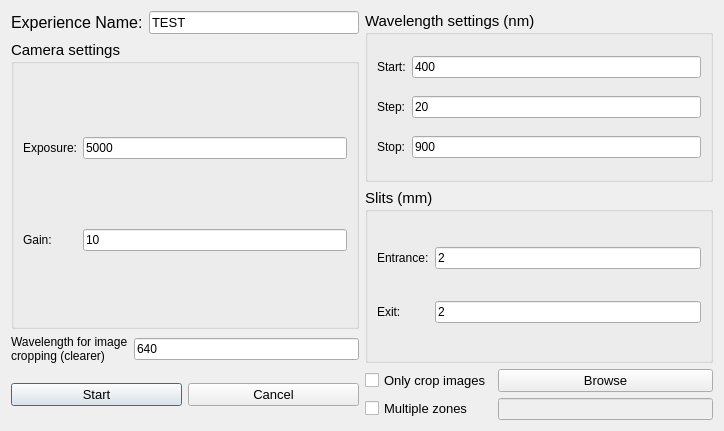
First picture: the form in settings.ui, repository lepo3002/Banc_Optique_3IT, before the edit.
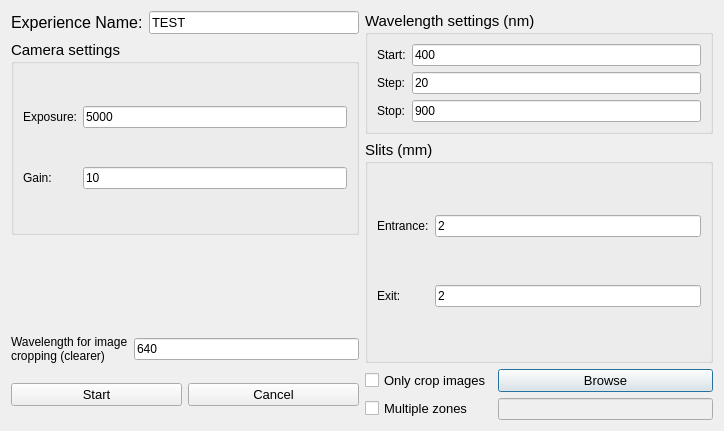
Second picture: the form after the edit.

What changed in the file:
```diff
--- a/settings.ui
+++ b/settings.ui
@@ -53,6 +53,38 @@
      </item>
     </layout>
    </item>
+   <item row="4" column="0">
+    <layout class="QGridLayout" name="gridLayout_6">
+     <property name="sizeConstraint">
+      <enum>QLayout::SetMaximumSize</enum>
+     </property>
+     <item row="0" column="2">
+      <widget class="QLineEdit" name="firstw">
+       <property name="font">
+        <font>
+         <pointsize>9</pointsize>
+        </font>
+       </property>
+       <property name="text">
+        <string>640</string>
+       </property>
+      </widget>
+     </item>
+     <item row="0" column="1">
+      <widget class="QLabel" name="label_2">
+       <property name="font">
+        <font>
+         <pointsize>9</pointsize>
+        </font>
+       </property>
+       <property name="text">
+        <string>Wavelength for image
+cropping (clearer)</string>
+       </property>
+      </widget>
+     </item>
+    </layout>
+   </item>
    <item row="0" column="1" rowspan="2">
     <widget class="QGroupBox" name="groupBox_2">
      <property name="font">
@@ -215,105 +247,59 @@
      </layout>
     </widget>
    </item>
-   <item row="2" column="1" rowspan="2">
-    <widget class="QGroupBox" name="groupBox">
-     <property name="font">
-      <font>
-       <pointsize>11</pointsize>
-      </font>
-     </property>
-     <property name="title">
-      <string>Slits (mm)</string>
-     </property>
-     <layout class="QHBoxLayout" name="horizontalLayout_2">
-      <item>
-       <layout class="QGridLayout" name="gridLayout_3">
+   <item row="5" column="1">
+    <layout class="QGridLayout" name="gridLayout_7">
         <item row="0" column="0">
-         <widget class="QLabel" name="label_5">
+      <widget class="QCheckBox" name="crop">
           <property name="font">
            <font>
-            <pointsize>9</pointsize>
+         <pointsize>10</pointsize>
            </font>
           </property>
           <property name="text">
-           <string>Entrance:</string>
-          </property>
-         </widget>
-        </item>
-        <item row="0" column="1">
-         <widget class="QLineEdit" name="entrance">
-          <property name="font">
-           <font>
-            <pointsize>9</pointsize>
-           </font>
-          </property>
-          <property name="text">
-           <string>2</string>
+        <string>Only crop images</string>
           </property>
          </widget>
         </item>
         <item row="1" column="0">
-         <widget class="QLabel" name="label_6">
+      <widget class="QCheckBox" name="multiple">
           <property name="font">
            <font>
-            <pointsize>9</pointsize>
+         <pointsize>10</pointsize>
            </font>
           </property>
           <property name="text">
-           <string>Exit:</string>
+        <string>Multiple zones</string>
           </property>
          </widget>
         </item>
         <item row="1" column="1">
-         <widget class="QLineEdit" name="exit">
-          <property name="font">
-           <font>
-            <pointsize>9</pointsize>
-           </font>
-          </property>
-          <property name="text">
-           <string>2</string>
-          </property>
-         </widget>
-        </item>
-       </layout>
-      </item>
-     </layout>
-    </widget>
-   </item>
-   <item row="3" column="0">
-    <layout class="QGridLayout" name="gridLayout_6">
-     <property name="sizeConstraint">
-      <enum>QLayout::SetMaximumSize</enum>
-     </property>
-     <item row="0" column="2">
-      <widget class="QLineEdit" name="firstw">
+      <widget class="QLineEdit" name="nbZones">
+       <property name="enabled">
+        <bool>false</bool>
+       </property>
        <property name="font">
         <font>
          <pointsize>9</pointsize>
         </font>
        </property>
-       <property name="text">
-        <string>640</string>
-       </property>
       </widget>
      </item>
      <item row="0" column="1">
-      <widget class="QLabel" name="label_2">
+      <widget class="QPushButton" name="bt_working_dir">
        <property name="font">
         <font>
-         <pointsize>9</pointsize>
+         <pointsize>10</pointsize>
         </font>
        </property>
        <property name="text">
-        <string>Wavelength for image
-cropping (clearer)</string>
+        <string>Browse</string>
        </property>
       </widget>
      </item>
     </layout>
    </item>
-   <item row="4" column="0">
+   <item row="5" column="0">
     <layout class="QGridLayout" name="gridLayout_5">
      <item row="0" column="0">
       <widget class="QPushButton" name="bt">
@@ -350,57 +336,87 @@
      </item>
     </layout>
    </item>
-   <item row="4" column="1">
-    <layout class="QGridLayout" name="gridLayout_7">
+   <item row="2" column="1" rowspan="3">
+    <widget class="QGroupBox" name="groupBox">
+     <property name="font">
+      <font>
+       <pointsize>11</pointsize>
+      </font>
+     </property>
+     <property name="title">
+      <string>Slits (mm)</string>
+     </property>
+     <layout class="QHBoxLayout" name="horizontalLayout_2">
+      <item>
+       <layout class="QGridLayout" name="gridLayout_3">
      <item row="0" column="0">
-      <widget class="QCheckBox" name="crop">
+         <widget class="QLabel" name="label_5">
        <property name="font">
         <font>
-         <pointsize>10</pointsize>
+            <pointsize>9</pointsize>
         </font>
        </property>
        <property name="text">
-        <string>Only crop images</string>
+           <string>Entrance:</string>
+          </property>
+         </widget>
+        </item>
+        <item row="0" column="1">
+         <widget class="QLineEdit" name="entrance">
+          <property name="font">
+           <font>
+            <pointsize>9</pointsize>
+           </font>
+          </property>
+          <property name="text">
+           <string>2</string>
        </property>
       </widget>
      </item>
      <item row="1" column="0">
-      <widget class="QCheckBox" name="multiple">
+         <widget class="QLabel" name="label_6">
        <property name="font">
         <font>
-         <pointsize>10</pointsize>
+            <pointsize>9</pointsize>
         </font>
        </property>
        <property name="text">
-        <string>Multiple zones</string>
+           <string>Exit:</string>
        </property>
       </widget>
      </item>
      <item row="1" column="1">
-      <widget class="QLineEdit" name="nbZones">
-       <property name="enabled">
-        <bool>false</bool>
-       </property>
+         <widget class="QLineEdit" name="exit">
        <property name="font">
         <font>
          <pointsize>9</pointsize>
         </font>
        </property>
-      </widget>
-     </item>
-     <item row="0" column="1">
-      <widget class="QPushButton" name="bt_working_dir">
-       <property name="font">
-        <font>
-         <pointsize>10</pointsize>
-        </font>
-       </property>
        <property name="text">
-        <string>Browse</string>
+           <string>2</string>
        </property>
       </widget>
      </item>
     </layout>
+      </item>
+     </layout>
+    </widget>
+   </item>
+   <item row="3" column="0">
+    <spacer name="verticalSpacer">
+     <property name="orientation">
+      <enum>Qt::Vertical</enum>
+     </property>
+     <property name="sizeType">
+      <enum>QSizePolicy::Minimum</enum>
+     </property>
+     <property name="sizeHint" stdset="0">
+      <size>
+       <width>20</width>
+       <height>40</height>
+      </size>
+     </property>
+    </spacer>
    </item>
   </layout>
  </widget>
```
Lines whose indentation alone changed are shown as unchanged.
